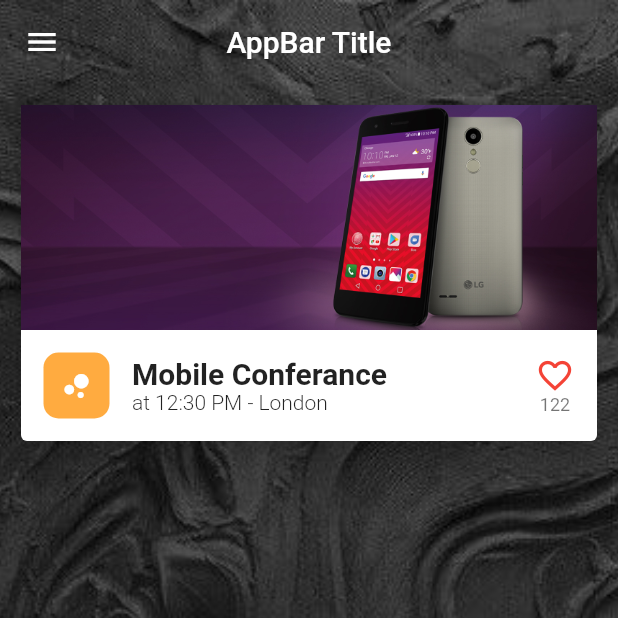
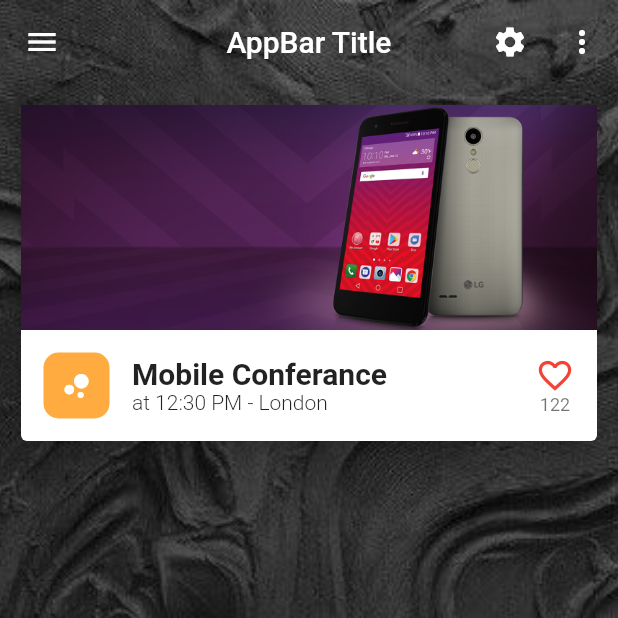
Before and after one commit to serdarpolat/flutter_1_Appbar, a Flutter app: the screen it shows after launch, on a phone screen of 412 x 824 dp, the top half of it. Run offline on Flutter 3.47's test engine with Material 2 defaults, Android fonts, the phone set to English and light mode, and no system bars.

Commit message:
some changes (action icons)

```diff
--- a/lib/main.dart
+++ b/lib/main.dart
@@ -3,7 +3,6 @@ import 'package:flutter/material.dart';
 void main() => runApp(new MyApp());
 
 class MyApp extends StatelessWidget {
-  // This widget is the root of your application.
   @override
   Widget build(BuildContext context) {
     return new MaterialApp(
@@ -49,6 +48,22 @@ class _MyHomePageState extends State<MyHomePage> {
             ),
             onPressed: () {},
           ),
+          actions: <Widget>[
+            IconButton(
+              icon: Icon(
+                Icons.settings,
+                color: Colors.white,
+              ),
+              onPressed: () {},
+            ),
+            IconButton(
+              icon: Icon(
+                Icons.more_vert,
+                color: Colors.white,
+              ),
+              onPressed: () {},
+            ),
+          ],
         ),
         body: Padding(
           padding: const EdgeInsets.all(10.0),
```
